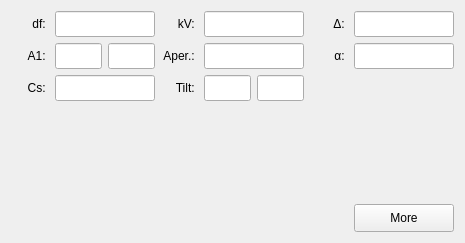
The window that src/gui/frames/aberrationframe.ui (JJPPeters/clTEM) describes before a commit, drawn with Qt 5.
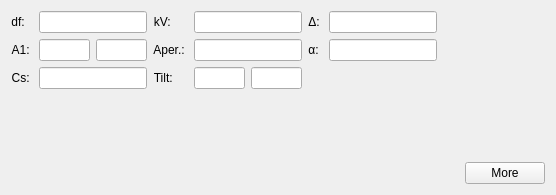
The same window after the commit. Custom widgets are drawn as their Qt base class.

Patch:
```diff
--- a/src/gui/frames/aberrationframe.ui
+++ b/src/gui/frames/aberrationframe.ui
@@ -6,10 +6,16 @@
    <rect>
     <x>0</x>
     <y>0</y>
-    <width>465</width>
-    <height>243</height>
+    <width>556</width>
+    <height>195</height>
    </rect>
   </property>
+  <property name="sizePolicy">
+   <sizepolicy hsizetype="Preferred" vsizetype="Preferred">
+    <horstretch>0</horstretch>
+    <verstretch>0</verstretch>
+   </sizepolicy>
+  </property>
   <property name="minimumSize">
    <size>
     <width>0</width>
@@ -20,27 +26,23 @@
    <string>Form</string>
   </property>
   <layout class="QGridLayout" name="gridLayout">
-   <item row="0" column="3">
-    <widget class="QLabel" name="label_8">
-     <property name="text">
-      <string>kV: </string>
+   <item row="0" column="1">
+    <widget class="EditUnitsBox" name="edtDefocus">
+     <property name="sizePolicy">
+      <sizepolicy hsizetype="MinimumExpanding" vsizetype="Fixed">
+       <horstretch>0</horstretch>
+       <verstretch>0</verstretch>
+      </sizepolicy>
      </property>
-     <property name="alignment">
-      <set>Qt::AlignRight|Qt::AlignTrailing|Qt::AlignVCenter</set>
-     </property>
-    </widget>
-   </item>
-   <item row="2" column="1" colspan="2">
-    <widget class="EditUnitsBox" name="edtSphere">
      <property name="minimumSize">
       <size>
        <width>0</width>
-       <height>26</height>
+       <height>0</height>
       </size>
      </property>
      <property name="maximumSize">
       <size>
-       <width>100</width>
+       <width>16777215</width>
        <height>16777215</height>
       </size>
      </property>
@@ -49,8 +51,30 @@
      </property>
     </widget>
    </item>
+   <item row="1" column="0">
+    <widget class="QLabel" name="label_2">
+     <property name="sizePolicy">
+      <sizepolicy hsizetype="Fixed" vsizetype="Preferred">
+       <horstretch>0</horstretch>
+       <verstretch>0</verstretch>
+      </sizepolicy>
+     </property>
+     <property name="text">
+      <string>A1: </string>
+     </property>
+     <property name="alignment">
+      <set>Qt::AlignRight|Qt::AlignTrailing|Qt::AlignVCenter</set>
+     </property>
+    </widget>
+   </item>
    <item row="2" column="0">
     <widget class="QLabel" name="label_4">
+     <property name="sizePolicy">
+      <sizepolicy hsizetype="Fixed" vsizetype="Preferred">
+       <horstretch>0</horstretch>
+       <verstretch>0</verstretch>
+      </sizepolicy>
+     </property>
      <property name="text">
       <string>Cs: </string>
      </property>
@@ -59,8 +83,235 @@
      </property>
     </widget>
    </item>
-   <item row="0" column="6">
+   <item row="0" column="0">
+    <widget class="QLabel" name="label_1">
+     <property name="sizePolicy">
+      <sizepolicy hsizetype="Fixed" vsizetype="Preferred">
+       <horstretch>0</horstretch>
+       <verstretch>0</verstretch>
+      </sizepolicy>
+     </property>
+     <property name="text">
+      <string>df: </string>
+     </property>
+     <property name="alignment">
+      <set>Qt::AlignRight|Qt::AlignTrailing|Qt::AlignVCenter</set>
+     </property>
+    </widget>
+   </item>
+   <item row="2" column="1">
+    <widget class="EditUnitsBox" name="edtSphere">
+     <property name="sizePolicy">
+      <sizepolicy hsizetype="MinimumExpanding" vsizetype="Fixed">
+       <horstretch>0</horstretch>
+       <verstretch>0</verstretch>
+      </sizepolicy>
+     </property>
+     <property name="minimumSize">
+      <size>
+       <width>0</width>
+       <height>0</height>
+      </size>
+     </property>
+     <property name="maximumSize">
+      <size>
+       <width>16777215</width>
+       <height>16777215</height>
+      </size>
+     </property>
+     <property name="text">
+      <string/>
+     </property>
+    </widget>
+   </item>
+   <item row="1" column="1">
+    <layout class="QHBoxLayout" name="horizontalLayout_2" stretch="1,1">
+     <item>
+      <widget class="EditUnitsBox" name="edtStigMag">
+       <property name="sizePolicy">
+        <sizepolicy hsizetype="Ignored" vsizetype="Fixed">
+         <horstretch>0</horstretch>
+         <verstretch>0</verstretch>
+        </sizepolicy>
+       </property>
+       <property name="minimumSize">
+        <size>
+         <width>0</width>
+         <height>0</height>
+        </size>
+       </property>
+       <property name="maximumSize">
+        <size>
+         <width>16777215</width>
+         <height>16777215</height>
+        </size>
+       </property>
+       <property name="text">
+        <string/>
+       </property>
+      </widget>
+     </item>
+     <item>
+      <widget class="EditUnitsBox" name="edtStigAng">
+       <property name="sizePolicy">
+        <sizepolicy hsizetype="Ignored" vsizetype="Fixed">
+         <horstretch>0</horstretch>
+         <verstretch>0</verstretch>
+        </sizepolicy>
+       </property>
+       <property name="minimumSize">
+        <size>
+         <width>0</width>
+         <height>0</height>
+        </size>
+       </property>
+       <property name="maximumSize">
+        <size>
+         <width>16777215</width>
+         <height>16777215</height>
+        </size>
+       </property>
+       <property name="text">
+        <string/>
+       </property>
+      </widget>
+     </item>
+    </layout>
+   </item>
+   <item row="0" column="2">
+    <widget class="QLabel" name="label_8">
+     <property name="sizePolicy">
+      <sizepolicy hsizetype="Fixed" vsizetype="Preferred">
+       <horstretch>0</horstretch>
+       <verstretch>0</verstretch>
+      </sizepolicy>
+     </property>
+     <property name="text">
+      <string>kV: </string>
+     </property>
+     <property name="alignment">
+      <set>Qt::AlignRight|Qt::AlignTrailing|Qt::AlignVCenter</set>
+     </property>
+    </widget>
+   </item>
+   <item row="1" column="2">
+    <widget class="QLabel" name="label_7">
+     <property name="sizePolicy">
+      <sizepolicy hsizetype="Fixed" vsizetype="Preferred">
+       <horstretch>0</horstretch>
+       <verstretch>0</verstretch>
+      </sizepolicy>
+     </property>
+     <property name="text">
+      <string>Aper.: </string>
+     </property>
+     <property name="alignment">
+      <set>Qt::AlignRight|Qt::AlignTrailing|Qt::AlignVCenter</set>
+     </property>
+    </widget>
+   </item>
+   <item row="2" column="2">
+    <widget class="QLabel" name="label_5">
+     <property name="sizePolicy">
+      <sizepolicy hsizetype="Fixed" vsizetype="Preferred">
+       <horstretch>0</horstretch>
+       <verstretch>0</verstretch>
+      </sizepolicy>
+     </property>
+     <property name="text">
+      <string>Tilt: </string>
+     </property>
+     <property name="alignment">
+      <set>Qt::AlignRight|Qt::AlignTrailing|Qt::AlignVCenter</set>
+     </property>
+    </widget>
+   </item>
+   <item row="1" column="3">
+    <widget class="EditUnitsBox" name="edtAperture">
+     <property name="sizePolicy">
+      <sizepolicy hsizetype="MinimumExpanding" vsizetype="Fixed">
+       <horstretch>0</horstretch>
+       <verstretch>0</verstretch>
+      </sizepolicy>
+     </property>
+     <property name="minimumSize">
+      <size>
+       <width>0</width>
+       <height>0</height>
+      </size>
+     </property>
+     <property name="text">
+      <string/>
+     </property>
+    </widget>
+   </item>
+   <item row="0" column="3">
+    <widget class="EditUnitsBox" name="edtVoltage">
+     <property name="sizePolicy">
+      <sizepolicy hsizetype="MinimumExpanding" vsizetype="Fixed">
+       <horstretch>0</horstretch>
+       <verstretch>0</verstretch>
+      </sizepolicy>
+     </property>
+     <property name="text">
+      <string/>
+     </property>
+    </widget>
+   </item>
+   <item row="2" column="3">
+    <layout class="QHBoxLayout" name="horizontalLayout_3">
+     <item>
+      <widget class="EditUnitsBox" name="edtBeamTilt">
+       <property name="sizePolicy">
+        <sizepolicy hsizetype="Ignored" vsizetype="Fixed">
+         <horstretch>0</horstretch>
+         <verstretch>0</verstretch>
+        </sizepolicy>
+       </property>
+       <property name="text">
+        <string/>
+       </property>
+      </widget>
+     </item>
+     <item>
+      <widget class="EditUnitsBox" name="edtBeamAzimuth">
+       <property name="sizePolicy">
+        <sizepolicy hsizetype="Ignored" vsizetype="Fixed">
+         <horstretch>0</horstretch>
+         <verstretch>0</verstretch>
+        </sizepolicy>
+       </property>
+       <property name="text">
+        <string/>
+       </property>
+      </widget>
+     </item>
+    </layout>
+   </item>
+   <item row="1" column="4">
+    <widget class="QLabel" name="label_6">
+     <property name="sizePolicy">
+      <sizepolicy hsizetype="Fixed" vsizetype="Preferred">
+       <horstretch>0</horstretch>
+       <verstretch>0</verstretch>
+      </sizepolicy>
+     </property>
+     <property name="text">
+      <string>α: </string>
+     </property>
+     <property name="alignment">
+      <set>Qt::AlignRight|Qt::AlignTrailing|Qt::AlignVCenter</set>
+     </property>
+    </widget>
+   </item>
+   <item row="0" column="4">
     <widget class="QLabel" name="label_3">
+     <property name="sizePolicy">
+      <sizepolicy hsizetype="Fixed" vsizetype="Preferred">
+       <horstretch>0</horstretch>
+       <verstretch>0</verstretch>
+      </sizepolicy>
+     </property>
      <property name="text">
       <string>Δ: </string>
      </property>
@@ -69,26 +320,7 @@
      </property>
     </widget>
    </item>
-   <item row="0" column="7">
-    <widget class="EditUnitsBox" name="edtDelta">
-     <property name="minimumSize">
-      <size>
-       <width>0</width>
-       <height>26</height>
-      </size>
-     </property>
-     <property name="maximumSize">
-      <size>
-       <width>100</width>
-       <height>16777215</height>
-      </size>
-     </property>
-     <property name="text">
-      <string/>
-     </property>
-    </widget>
-   </item>
-   <item row="3" column="4">
+   <item row="3" column="3">
     <spacer name="verticalSpacer">
      <property name="orientation">
       <enum>Qt::Vertical</enum>
@@ -101,17 +333,23 @@
      </property>
     </spacer>
    </item>
-   <item row="0" column="4" colspan="2">
-    <widget class="EditUnitsBox" name="edtVoltage">
+   <item row="1" column="5">
+    <widget class="EditUnitsBox" name="edtConverge">
+     <property name="sizePolicy">
+      <sizepolicy hsizetype="MinimumExpanding" vsizetype="Fixed">
+       <horstretch>0</horstretch>
+       <verstretch>0</verstretch>
+      </sizepolicy>
+     </property>
      <property name="minimumSize">
       <size>
        <width>0</width>
-       <height>26</height>
+       <height>0</height>
       </size>
      </property>
      <property name="maximumSize">
       <size>
-       <width>100</width>
+       <width>16777215</width>
        <height>16777215</height>
       </size>
      </property>
@@ -120,7 +358,45 @@
      </property>
     </widget>
    </item>
-   <item row="4" column="0" colspan="8">
+   <item row="0" column="5">
+    <widget class="EditUnitsBox" name="edtDelta">
+     <property name="sizePolicy">
+      <sizepolicy hsizetype="MinimumExpanding" vsizetype="Fixed">
+       <horstretch>0</horstretch>
+       <verstretch>0</verstretch>
+      </sizepolicy>
+     </property>
+     <property name="minimumSize">
+      <size>
+       <width>0</width>
+       <height>0</height>
+      </size>
+     </property>
+     <property name="maximumSize">
+      <size>
+       <width>16777215</width>
+       <height>16777215</height>
+      </size>
+     </property>
+     <property name="text">
+      <string/>
+     </property>
+    </widget>
+   </item>
+   <item row="1" column="8">
+    <spacer name="horizontalSpacer">
+     <property name="orientation">
+      <enum>Qt::Horizontal</enum>
+     </property>
+     <property name="sizeHint" stdset="0">
+      <size>
+       <width>0</width>
+       <height>0</height>
+      </size>
+     </property>
+    </spacer>
+   </item>
+   <item row="4" column="0" colspan="9">
     <layout class="QHBoxLayout" name="horizontalLayout">
      <item>
       <spacer name="hSpacer">
@@ -129,26 +405,14 @@
        </property>
        <property name="sizeHint" stdset="0">
         <size>
-         <width>40</width>
-         <height>20</height>
+         <width>0</width>
+         <height>0</height>
         </size>
        </property>
       </spacer>
      </item>
      <item>
       <widget class="QPushButton" name="btnMore">
-       <property name="minimumSize">
-        <size>
-         <width>100</width>
-         <height>28</height>
-        </size>
-       </property>
-       <property name="maximumSize">
-        <size>
-         <width>100</width>
-         <height>16777215</height>
-        </size>
-       </property>
        <property name="text">
         <string>More</string>
        </property>
@@ -156,213 +420,6 @@
      </item>
     </layout>
    </item>
-   <item row="2" column="5">
-    <widget class="EditUnitsBox" name="edtBeamAzimuth">
-     <property name="sizePolicy">
-      <sizepolicy hsizetype="Ignored" vsizetype="Fixed">
-       <horstretch>0</horstretch>
-       <verstretch>0</verstretch>
-      </sizepolicy>
-     </property>
-     <property name="minimumSize">
-      <size>
-       <width>0</width>
-       <height>26</height>
-      </size>
-     </property>
-     <property name="maximumSize">
-      <size>
-       <width>47</width>
-       <height>16777215</height>
-      </size>
-     </property>
-     <property name="text">
-      <string/>
-     </property>
-    </widget>
-   </item>
-   <item row="1" column="0">
-    <widget class="QLabel" name="label_2">
-     <property name="text">
-      <string>A1: </string>
-     </property>
-     <property name="alignment">
-      <set>Qt::AlignRight|Qt::AlignTrailing|Qt::AlignVCenter</set>
-     </property>
-    </widget>
-   </item>
-   <item row="2" column="3">
-    <widget class="QLabel" name="label_5">
-     <property name="text">
-      <string>Tilt: </string>
-     </property>
-     <property name="alignment">
-      <set>Qt::AlignRight|Qt::AlignTrailing|Qt::AlignVCenter</set>
-     </property>
-    </widget>
-   </item>
-   <item row="0" column="0">
-    <widget class="QLabel" name="label_1">
-     <property name="text">
-      <string>df: </string>
-     </property>
-     <property name="alignment">
-      <set>Qt::AlignRight|Qt::AlignTrailing|Qt::AlignVCenter</set>
-     </property>
-    </widget>
-   </item>
-   <item row="1" column="1">
-    <widget class="EditUnitsBox" name="edtStigMag">
-     <property name="sizePolicy">
-      <sizepolicy hsizetype="Ignored" vsizetype="Fixed">
-       <horstretch>0</horstretch>
-       <verstretch>0</verstretch>
-      </sizepolicy>
-     </property>
-     <property name="minimumSize">
-      <size>
-       <width>0</width>
-       <height>26</height>
-      </size>
-     </property>
-     <property name="maximumSize">
-      <size>
-       <width>47</width>
-       <height>16777215</height>
-      </size>
-     </property>
-     <property name="text">
-      <string/>
-     </property>
-    </widget>
-   </item>
-   <item row="1" column="4" colspan="2">
-    <widget class="EditUnitsBox" name="edtAperture">
-     <property name="minimumSize">
-      <size>
-       <width>0</width>
-       <height>26</height>
-      </size>
-     </property>
-     <property name="maximumSize">
-      <size>
-       <width>100</width>
-       <height>16777215</height>
-      </size>
-     </property>
-     <property name="text">
-      <string/>
-     </property>
-    </widget>
-   </item>
-   <item row="0" column="1" colspan="2">
-    <widget class="EditUnitsBox" name="edtDefocus">
-     <property name="minimumSize">
-      <size>
-       <width>0</width>
-       <height>26</height>
-      </size>
-     </property>
-     <property name="maximumSize">
-      <size>
-       <width>100</width>
-       <height>16777215</height>
-      </size>
-     </property>
-     <property name="text">
-      <string/>
-     </property>
-    </widget>
-   </item>
-   <item row="2" column="4">
-    <widget class="EditUnitsBox" name="edtBeamTilt">
-     <property name="sizePolicy">
-      <sizepolicy hsizetype="Ignored" vsizetype="Fixed">
-       <horstretch>0</horstretch>
-       <verstretch>0</verstretch>
-      </sizepolicy>
-     </property>
-     <property name="minimumSize">
-      <size>
-       <width>0</width>
-       <height>26</height>
-      </size>
-     </property>
-     <property name="maximumSize">
-      <size>
-       <width>47</width>
-       <height>16777215</height>
-      </size>
-     </property>
-     <property name="text">
-      <string/>
-     </property>
-    </widget>
-   </item>
-   <item row="1" column="3">
-    <widget class="QLabel" name="label_7">
-     <property name="text">
-      <string>Aper.: </string>
-     </property>
-     <property name="alignment">
-      <set>Qt::AlignRight|Qt::AlignTrailing|Qt::AlignVCenter</set>
-     </property>
-    </widget>
-   </item>
-   <item row="1" column="2">
-    <widget class="EditUnitsBox" name="edtStigAng">
-     <property name="sizePolicy">
-      <sizepolicy hsizetype="Ignored" vsizetype="Fixed">
-       <horstretch>0</horstretch>
-       <verstretch>0</verstretch>
-      </sizepolicy>
-     </property>
-     <property name="minimumSize">
-      <size>
-       <width>0</width>
-       <height>26</height>
-      </size>
-     </property>
-     <property name="maximumSize">
-      <size>
-       <width>47</width>
-       <height>16777215</height>
-      </size>
-     </property>
-     <property name="text">
-      <string/>
-     </property>
-    </widget>
-   </item>
-   <item row="1" column="6">
-    <widget class="QLabel" name="label_6">
-     <property name="text">
-      <string>α: </string>
-     </property>
-     <property name="alignment">
-      <set>Qt::AlignRight|Qt::AlignTrailing|Qt::AlignVCenter</set>
-     </property>
-    </widget>
-   </item>
-   <item row="1" column="7">
-    <widget class="EditUnitsBox" name="edtConverge">
-     <property name="minimumSize">
-      <size>
-       <width>0</width>
-       <height>26</height>
-      </size>
-     </property>
-     <property name="maximumSize">
-      <size>
-       <width>100</width>
-       <height>16777215</height>
-      </size>
-     </property>
-     <property name="text">
-      <string/>
-     </property>
-    </widget>
-   </item>
   </layout>
  </widget>
  <customwidgets>
```
Left out of the diff: 13 changed lines with no effect on the pictures.
